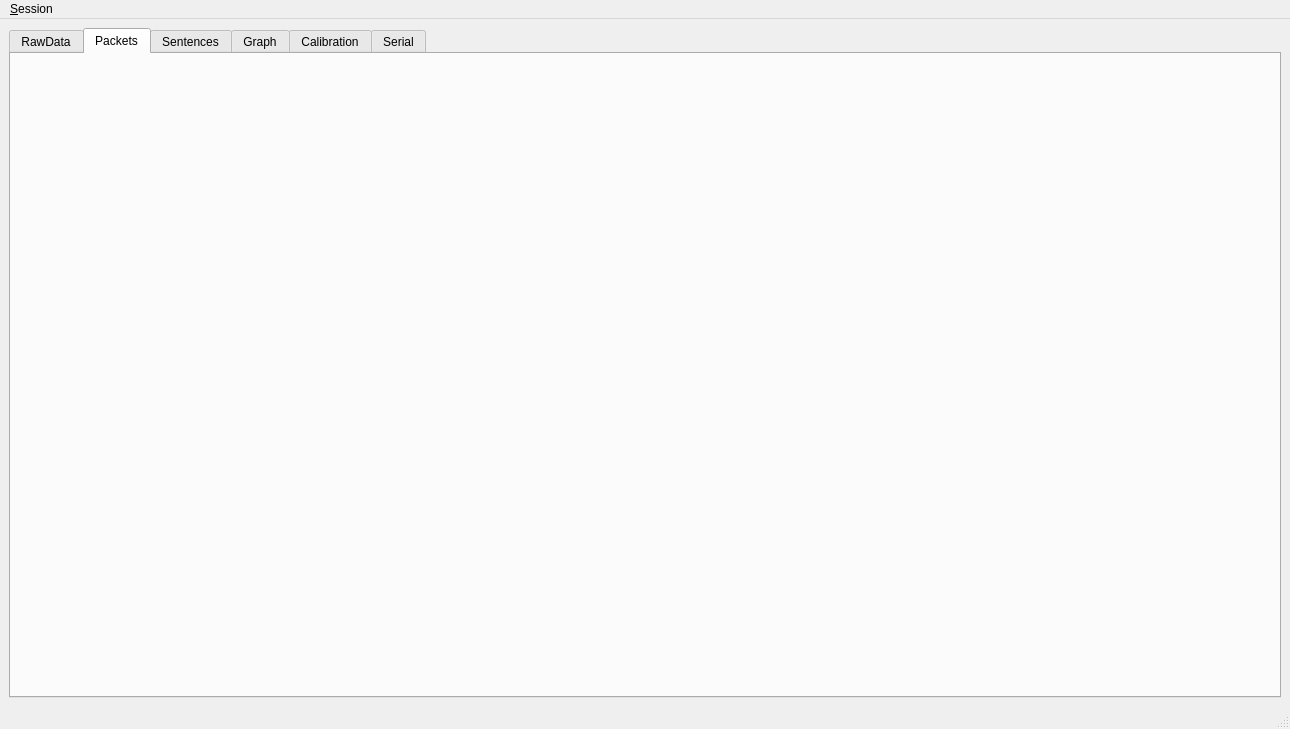
Old version of the form mainInterface.ui in the repository FARswrepo/testbench.
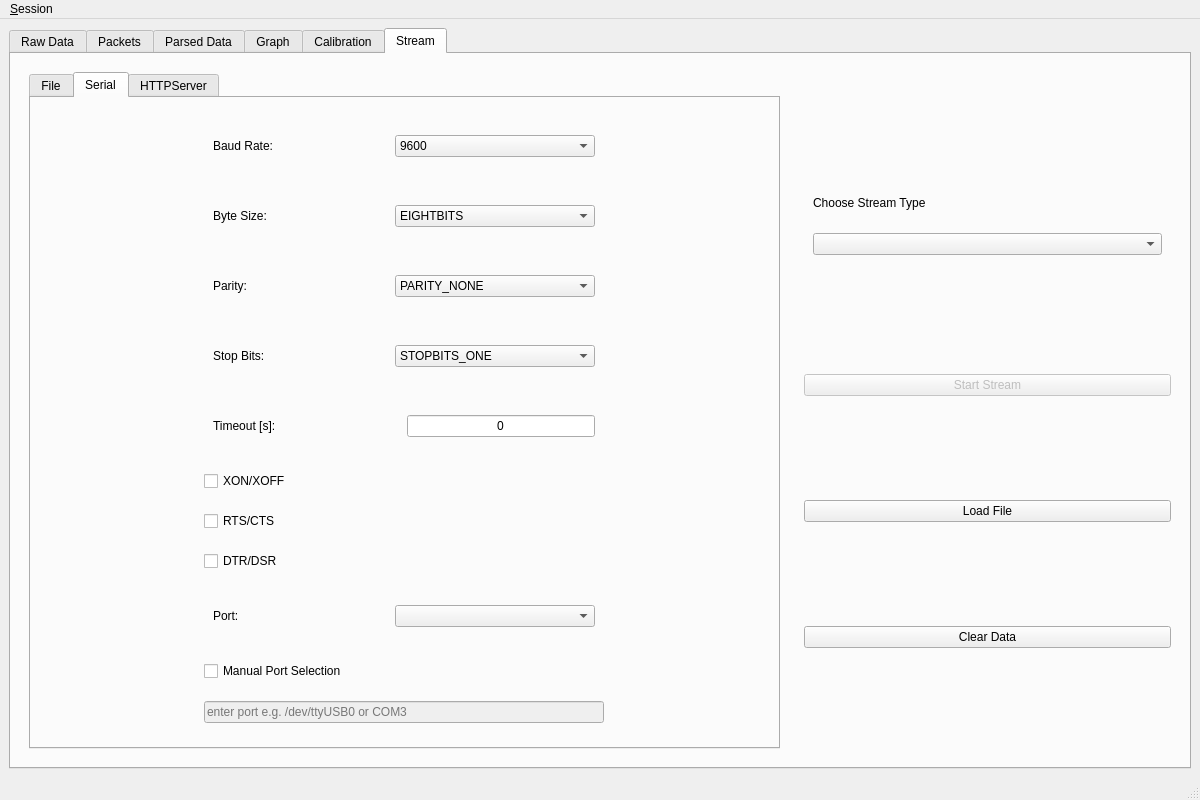
New version of the form. The open tabs and pages were chosen to show the change.

```diff
--- a/mainInterface.ui
+++ b/mainInterface.ui
@@ -6,29 +6,38 @@
    <rect>
     <x>0</x>
     <y>0</y>
-    <width>1290</width>
-    <height>729</height>
+    <width>1200</width>
+    <height>800</height>
    </rect>
   </property>
   <property name="sizePolicy">
    <sizepolicy hsizetype="Expanding" vsizetype="Expanding">
-    <horstretch>1</horstretch>
-    <verstretch>1</verstretch>
+    <horstretch>0</horstretch>
+    <verstretch>0</verstretch>
    </sizepolicy>
   </property>
   <property name="minimumSize">
    <size>
-    <width>1290</width>
-    <height>650</height>
+    <width>1200</width>
+    <height>800</height>
+   </size>
+  </property>
+  <property name="maximumSize">
+   <size>
+    <width>16777215</width>
+    <height>16777215</height>
    </size>
   </property>
   <property name="windowTitle">
    <string>Testbench 0.1</string>
   </property>
   <widget class="QWidget" name="centralwidget">
-   <layout class="QHBoxLayout" name="horizontalLayout_2">
+   <layout class="QHBoxLayout" name="horizontalLayout_6">
     <item>
      <widget class="QTabWidget" name="TabView">
+      <property name="enabled">
+       <bool>true</bool>
+      </property>
       <property name="sizePolicy">
        <sizepolicy hsizetype="Expanding" vsizetype="Expanding">
         <horstretch>1</horstretch>
@@ -55,8 +64,233 @@
       </property>
       <widget class="QWidget" name="RawDataTab">
        <attribute name="title">
-        <string>RawData</string>
+        <string>Raw Data</string>
        </attribute>
+       <layout class="QHBoxLayout" name="horizontalLayout_2">
+        <item>
+         <widget class="QWidget" name="widget" native="true">
+          <property name="sizePolicy">
+           <sizepolicy hsizetype="Expanding" vsizetype="Expanding">
+            <horstretch>4</horstretch>
+            <verstretch>0</verstretch>
+           </sizepolicy>
+          </property>
+          <layout class="QVBoxLayout" name="verticalLayout_6">
+           <item>
+            <widget class="QTableWidget" name="rawDataTable">
+             <property name="sizePolicy">
+              <sizepolicy hsizetype="Expanding" vsizetype="Expanding">
+               <horstretch>0</horstretch>
+               <verstretch>80</verstretch>
+              </sizepolicy>
+             </property>
+             <property name="editTriggers">
+              <set>QAbstractItemView::NoEditTriggers</set>
+             </property>
+             <property name="selectionMode">
+              <enum>QAbstractItemView::SingleSelection</enum>
+             </property>
+             <property name="textElideMode">
+              <enum>Qt::ElideMiddle</enum>
+             </property>
+             <attribute name="horizontalHeaderDefaultSectionSize">
+              <number>80</number>
+             </attribute>
+            </widget>
+           </item>
+           <item>
+            <widget class="QWidget" name="widget_8" native="true">
+             <property name="sizePolicy">
+              <sizepolicy hsizetype="Preferred" vsizetype="Preferred">
+               <horstretch>0</horstretch>
+               <verstretch>10</verstretch>
+              </sizepolicy>
+             </property>
+             <layout class="QHBoxLayout" name="horizontalLayout_5">
+              <property name="topMargin">
+               <number>0</number>
+              </property>
+              <property name="bottomMargin">
+               <number>0</number>
+              </property>
+              <item>
+               <widget class="QWidget" name="widget_6" native="true">
+                <property name="sizePolicy">
+                 <sizepolicy hsizetype="Preferred" vsizetype="Preferred">
+                  <horstretch>0</horstretch>
+                  <verstretch>10</verstretch>
+                 </sizepolicy>
+                </property>
+                <widget class="QPlainTextEdit" name="RawData_BYTES_NUM_Text">
+                 <property name="geometry">
+                  <rect>
+                   <x>120</x>
+                   <y>20</y>
+                   <width>104</width>
+                   <height>31</height>
+                  </rect>
+                 </property>
+                 <property name="readOnly">
+                  <bool>true</bool>
+                 </property>
+                </widget>
+                <widget class="QLabel" name="label_6">
+                 <property name="geometry">
+                  <rect>
+                   <x>10</x>
+                   <y>30</y>
+                   <width>111</width>
+                   <height>16</height>
+                  </rect>
+                 </property>
+                 <property name="text">
+                  <string>Number of Bytes:</string>
+                 </property>
+                </widget>
+               </widget>
+              </item>
+              <item>
+               <widget class="QWidget" name="widget_7" native="true">
+                <property name="sizePolicy">
+                 <sizepolicy hsizetype="Preferred" vsizetype="Preferred">
+                  <horstretch>0</horstretch>
+                  <verstretch>10</verstretch>
+                 </sizepolicy>
+                </property>
+                <widget class="QLabel" name="label_7">
+                 <property name="geometry">
+                  <rect>
+                   <x>10</x>
+                   <y>30</y>
+                   <width>131</width>
+                   <height>16</height>
+                  </rect>
+                 </property>
+                 <property name="text">
+                  <string>GoTo Byte Number:</string>
+                 </property>
+                </widget>
+                <widget class="QLineEdit" name="RawData_GOTO_Text">
+                 <property name="geometry">
+                  <rect>
+                   <x>140</x>
+                   <y>20</y>
+                   <width>113</width>
+                   <height>31</height>
+                  </rect>
+                 </property>
+                </widget>
+               </widget>
+              </item>
+             </layout>
+            </widget>
+           </item>
+          </layout>
+         </widget>
+        </item>
+        <item>
+         <widget class="QWidget" name="widget_2" native="true">
+          <property name="sizePolicy">
+           <sizepolicy hsizetype="Preferred" vsizetype="Preferred">
+            <horstretch>1</horstretch>
+            <verstretch>0</verstretch>
+           </sizepolicy>
+          </property>
+          <layout class="QVBoxLayout" name="verticalLayout_5">
+           <item>
+            <widget class="QWidget" name="widget_3" native="true">
+             <widget class="QPlainTextEdit" name="RawData_BIN_Text">
+              <property name="geometry">
+               <rect>
+                <x>80</x>
+                <y>30</y>
+                <width>104</width>
+                <height>31</height>
+               </rect>
+              </property>
+              <property name="readOnly">
+               <bool>true</bool>
+              </property>
+             </widget>
+             <widget class="QLabel" name="label_3">
+              <property name="geometry">
+               <rect>
+                <x>10</x>
+                <y>30</y>
+                <width>60</width>
+                <height>16</height>
+               </rect>
+              </property>
+              <property name="text">
+               <string>BIN:</string>
+              </property>
+             </widget>
+            </widget>
+           </item>
+           <item>
+            <widget class="QWidget" name="widget_4" native="true">
+             <widget class="QPlainTextEdit" name="RawData_DEC_Text">
+              <property name="geometry">
+               <rect>
+                <x>80</x>
+                <y>30</y>
+                <width>104</width>
+                <height>31</height>
+               </rect>
+              </property>
+              <property name="readOnly">
+               <bool>true</bool>
+              </property>
+             </widget>
+             <widget class="QLabel" name="label_4">
+              <property name="geometry">
+               <rect>
+                <x>10</x>
+                <y>30</y>
+                <width>60</width>
+                <height>16</height>
+               </rect>
+              </property>
+              <property name="text">
+               <string>DEC:</string>
+              </property>
+             </widget>
+            </widget>
+           </item>
+           <item>
+            <widget class="QWidget" name="widget_5" native="true">
+             <widget class="QPlainTextEdit" name="RawData_ASCII_Text">
+              <property name="geometry">
+               <rect>
+                <x>80</x>
+                <y>30</y>
+                <width>104</width>
+                <height>31</height>
+               </rect>
+              </property>
+              <property name="readOnly">
+               <bool>true</bool>
+              </property>
+             </widget>
+             <widget class="QLabel" name="label_5">
+              <property name="geometry">
+               <rect>
+                <x>10</x>
+                <y>30</y>
+                <width>60</width>
+                <height>16</height>
+               </rect>
+              </property>
+              <property name="text">
+               <string>ASCII:</string>
+              </property>
+             </widget>
+            </widget>
+           </item>
+          </layout>
+         </widget>
+        </item>
+       </layout>
       </widget>
       <widget class="QWidget" name="PacketsTab">
        <property name="toolTipDuration">
@@ -68,7 +302,7 @@
       </widget>
       <widget class="QWidget" name="SentencesTab">
        <attribute name="title">
-        <string>Sentences</string>
+        <string>Parsed Data</string>
        </attribute>
       </widget>
       <widget class="QWidget" name="GraphTab">
@@ -288,10 +522,669 @@
         <string>Calibration</string>
        </attribute>
       </widget>
-      <widget class="QWidget" name="SerialTab">
+      <widget class="QWidget" name="StreamTab">
+       <property name="enabled">
+        <bool>true</bool>
+       </property>
        <attribute name="title">
-        <string>Serial</string>
+        <string>Stream</string>
        </attribute>
+       <layout class="QHBoxLayout" name="horizontalLayout_7">
+        <item>
+         <widget class="QWidget" name="widget_9" native="true">
+          <property name="sizePolicy">
+           <sizepolicy hsizetype="Expanding" vsizetype="Expanding">
+            <horstretch>2</horstretch>
+            <verstretch>0</verstretch>
+           </sizepolicy>
+          </property>
+          <layout class="QHBoxLayout" name="horizontalLayout_8">
+           <item>
+            <widget class="QTabWidget" name="StreamTabWidget">
+             <property name="currentIndex">
+              <number>0</number>
+             </property>
+             <widget class="QWidget" name="FileTab">
+              <attribute name="title">
+               <string>File</string>
+              </attribute>
+              <widget class="QWidget" name="widget_19" native="true">
+               <property name="geometry">
+                <rect>
+                 <x>150</x>
+                 <y>160</y>
+                 <width>471</width>
+                 <height>361</height>
+                </rect>
+               </property>
+               <widget class="QLineEdit" name="lineEdit_file_path">
+                <property name="geometry">
+                 <rect>
+                  <x>110</x>
+                  <y>40</y>
+                  <width>321</width>
+                  <height>21</height>
+                 </rect>
+                </property>
+                <property name="placeholderText">
+                 <string>enter file path here</string>
+                </property>
+               </widget>
+               <widget class="QLabel" name="label_19">
+                <property name="geometry">
+                 <rect>
+                  <x>30</x>
+                  <y>40</y>
+                  <width>60</width>
+                  <height>16</height>
+                 </rect>
+                </property>
+                <property name="text">
+                 <string>File Path:</string>
+                </property>
+               </widget>
+               <widget class="QPushButton" name="pushButton_browse_files">
+                <property name="geometry">
+                 <rect>
+                  <x>20</x>
+                  <y>70</y>
+                  <width>113</width>
+                  <height>32</height>
+                 </rect>
+                </property>
+                <property name="text">
+                 <string>Browse Files</string>
+                </property>
+               </widget>
+              </widget>
+             </widget>
+             <widget class="QWidget" name="SerialTab">
+              <property name="layoutDirection">
+               <enum>Qt::LeftToRight</enum>
+              </property>
+              <attribute name="title">
+               <string>Serial</string>
+              </attribute>
+              <layout class="QHBoxLayout" name="horizontalLayout_9" stretch="0">
+               <property name="leftMargin">
+                <number>0</number>
+               </property>
+               <property name="topMargin">
+                <number>0</number>
+               </property>
+               <property name="rightMargin">
+                <number>0</number>
+               </property>
+               <property name="bottomMargin">
+                <number>0</number>
+               </property>
+               <item alignment="Qt::AlignHCenter">
+                <widget class="QWidget" name="widget_12" native="true">
+                 <property name="sizePolicy">
+                  <sizepolicy hsizetype="Expanding" vsizetype="Expanding">
+                   <horstretch>0</horstretch>
+                   <verstretch>0</verstretch>
+                  </sizepolicy>
+                 </property>
+                 <property name="minimumSize">
+                  <size>
+                   <width>400</width>
+                   <height>0</height>
+                  </size>
+                 </property>
+                 <property name="maximumSize">
+                  <size>
+                   <width>16777215</width>
+                   <height>16777215</height>
+                  </size>
+                 </property>
+                 <layout class="QVBoxLayout" name="verticalLayout_8">
+                  <item>
+                   <widget class="QWidget" name="widget_13" native="true">
+                    <property name="minimumSize">
+                     <size>
+                      <width>400</width>
+                      <height>0</height>
+                     </size>
+                    </property>
+                    <property name="maximumSize">
+                     <size>
+                      <width>600</width>
+                      <height>50</height>
+                     </size>
+                    </property>
+                    <layout class="QHBoxLayout" name="horizontalLayout_10">
+                     <item>
+                      <widget class="QLabel" name="label_9">
+                       <property name="minimumSize">
+                        <size>
+                         <width>50</width>
+                         <height>0</height>
+                        </size>
+                       </property>
+                       <property name="text">
+                        <string>Baud Rate:</string>
+                       </property>
+                      </widget>
+                     </item>
+                     <item>
+                      <widget class="QComboBox" name="comboBox_serial_baud_rate">
+                       <property name="minimumSize">
+                        <size>
+                         <width>200</width>
+                         <height>0</height>
+                        </size>
+                       </property>
+                       <property name="currentText">
+                        <string>9600</string>
+                       </property>
+                       <property name="currentIndex">
+                        <number>12</number>
+                       </property>
+                       <item>
+                        <property name="text">
+                         <string>50</string>
+                        </property>
+                       </item>
+                       <item>
+                        <property name="text">
+                         <string>75</string>
+                        </property>
+                       </item>
+                       <item>
+                        <property name="text">
+                         <string>110</string>
+                        </property>
+                       </item>
+                       <item>
+                        <property name="text">
+                         <string>134</string>
+                        </property>
+                       </item>
+                       <item>
+                        <property name="text">
+                         <string>150</string>
+                        </property>
+                       </item>
+                       <item>
+                        <property name="text">
+                         <string>200</string>
+                        </property>
+                       </item>
+                       <item>
+                        <property name="text">
+                         <string>300</string>
+                        </property>
+                       </item>
+                       <item>
+                        <property name="text">
+                         <string>600</string>
+                        </property>
+                       </item>
+                       <item>
+                        <property name="text">
+                         <string>1200</string>
+                        </property>
+                       </item>
+                       <item>
+                        <property name="text">
+                         <string>1800</string>
+                        </property>
+                       </item>
+                       <item>
+                        <property name="text">
+                         <string>2400</string>
+                        </property>
+                       </item>
+                       <item>
+                        <property name="text">
+                         <string>4800</string>
+                        </property>
+                       </item>
+                       <item>
+                        <property name="text">
+                         <string>9600</string>
+                        </property>
+                       </item>
+                       <item>
+                        <property name="text">
+                         <string>18200</string>
+                        </property>
+                       </item>
+                       <item>
+                        <property name="text">
+                         <string>38400</string>
+                        </property>
+                       </item>
+                       <item>
+                        <property name="text">
+                         <string>57600</string>
+                        </property>
+                       </item>
+                       <item>
+                        <property name="text">
+                         <string>115200</string>
+                        </property>
+                       </item>
+                      </widget>
+                     </item>
+                    </layout>
+                   </widget>
+                  </item>
+                  <item>
+                   <widget class="QWidget" name="widget_14" native="true">
+                    <property name="minimumSize">
+                     <size>
+                      <width>400</width>
+                      <height>0</height>
+                     </size>
+                    </property>
+                    <property name="maximumSize">
+                     <size>
+                      <width>600</width>
+                      <height>50</height>
+                     </size>
+                    </property>
+                    <layout class="QHBoxLayout" name="horizontalLayout_11">
+                     <item>
+                      <widget class="QLabel" name="label_14">
+                       <property name="minimumSize">
+                        <size>
+                         <width>50</width>
+                         <height>0</height>
+                        </size>
+                       </property>
+                       <property name="text">
+                        <string>Byte Size:</string>
+                       </property>
+                      </widget>
+                     </item>
+                     <item>
+                      <widget class="QComboBox" name="comboBox_serial_byte_size">
+                       <property name="minimumSize">
+                        <size>
+                         <width>200</width>
+                         <height>0</height>
+                        </size>
+                       </property>
+                       <property name="currentIndex">
+                        <number>3</number>
+                       </property>
+                       <item>
+                        <property name="text">
+                         <string>FIVEBITS</string>
+                        </property>
+                       </item>
+                       <item>
+                        <property name="text">
+                         <string>SIXBITS</string>
+                        </property>
+                       </item>
+                       <item>
+                        <property name="text">
+                         <string>SEVENBITS</string>
+                        </property>
+                       </item>
+                       <item>
+                        <property name="text">
+                         <string>EIGHTBITS</string>
+                        </property>
+                       </item>
+                      </widget>
+                     </item>
+                    </layout>
+                   </widget>
+                  </item>
+                  <item>
+                   <widget class="QWidget" name="widget_15" native="true">
+                    <property name="minimumSize">
+                     <size>
+                      <width>400</width>
+                      <height>0</height>
+                     </size>
+                    </property>
+                    <property name="maximumSize">
+                     <size>
+                      <width>600</width>
+                      <height>50</height>
+                     </size>
+                    </property>
+                    <layout class="QHBoxLayout" name="horizontalLayout_12">
+                     <item>
+                      <widget class="QLabel" name="label_15">
+                       <property name="minimumSize">
+                        <size>
+                         <width>50</width>
+                         <height>0</height>
+                        </size>
+                       </property>
+                       <property name="text">
+                        <string>Parity:</string>
+                       </property>
+                      </widget>
+                     </item>
+                     <item>
+                      <widget class="QComboBox" name="comboBox_serial_parity">
+                       <property name="minimumSize">
+                        <size>
+                         <width>200</width>
+                         <height>0</height>
+                        </size>
+                       </property>
+                       <item>
+                        <property name="text">
+                         <string>PARITY_NONE</string>
+                        </property>
+                       </item>
+                       <item>
+                        <property name="text">
+                         <string>PARITY_EVEN</string>
+                        </property>
+                       </item>
+                       <item>
+                        <property name="text">
+                         <string>PARITY_ODD</string>
+                        </property>
+                       </item>
+                       <item>
+                        <property name="text">
+                         <string>PARITY_MARK</string>
+                        </property>
+                       </item>
+                       <item>
+                        <property name="text">
+                         <string>PARITY_SPACE</string>
+                        </property>
+                       </item>
+                      </widget>
+                     </item>
+                    </layout>
+                   </widget>
+                  </item>
+                  <item>
+                   <widget class="QWidget" name="widget_16" native="true">
+                    <property name="minimumSize">
+                     <size>
+                      <width>400</width>
+                      <height>0</height>
+                     </size>
+                    </property>
+                    <property name="maximumSize">
+                     <size>
+                      <width>600</width>
+                      <height>50</height>
+                     </size>
+                    </property>
+                    <layout class="QHBoxLayout" name="horizontalLayout_13">
+                     <item>
+                      <widget class="QLabel" name="label_16">
+                       <property name="minimumSize">
+                        <size>
+                         <width>50</width>
+                         <height>0</height>
+                        </size>
+                       </property>
+                       <property name="text">
+                        <string>Stop Bits:</string>
+                       </property>
+                      </widget>
+                     </item>
+                     <item>
+                      <widget class="QComboBox" name="comboBox_serial_stop_bits">
+                       <property name="minimumSize">
+                        <size>
+                         <width>200</width>
+                         <height>0</height>
+                        </size>
+                       </property>
+                       <item>
+                        <property name="text">
+                         <string>STOPBITS_ONE</string>
+                        </property>
+                       </item>
+                       <item>
+                        <property name="text">
+                         <string>STOPBITS_ONE_POINT_FIVE</string>
+                        </property>
+                       </item>
+                       <item>
+                        <property name="text">
+                         <string>STOPBITS_TWO</string>
+                        </property>
+                       </item>
+                      </widget>
+                     </item>
+                    </layout>
+                   </widget>
+                  </item>
+                  <item>
+                   <widget class="QWidget" name="widget_17" native="true">
+                    <property name="minimumSize">
+                     <size>
+                      <width>400</width>
+                      <height>0</height>
+                     </size>
+                    </property>
+                    <property name="maximumSize">
+                     <size>
+                      <width>600</width>
+                      <height>50</height>
+                     </size>
+                    </property>
+                    <layout class="QHBoxLayout" name="horizontalLayout_14">
+                     <item>
+                      <widget class="QLabel" name="label_17">
+                       <property name="minimumSize">
+                        <size>
+                         <width>50</width>
+                         <height>0</height>
+                        </size>
+                       </property>
+                       <property name="text">
+                        <string>Timeout [s]:</string>
+                       </property>
+                      </widget>
+                     </item>
+                     <item>
+                      <widget class="QLineEdit" name="lineEdit_serial_timeout">
+                       <property name="sizePolicy">
+                        <sizepolicy hsizetype="Preferred" vsizetype="Fixed">
+                         <horstretch>0</horstretch>
+                         <verstretch>0</verstretch>
+                        </sizepolicy>
+                       </property>
+                       <property name="text">
+                        <string>0</string>
+                       </property>
+                       <property name="alignment">
+                        <set>Qt::AlignCenter</set>
+                       </property>
+                      </widget>
+                     </item>
+                    </layout>
+                   </widget>
+                  </item>
+                  <item>
+                   <widget class="QCheckBox" name="checkBox_serial_xonxoff">
+                    <property name="text">
+                     <string>XON/XOFF</string>
+                    </property>
+                   </widget>
+                  </item>
+                  <item>
+                   <widget class="QCheckBox" name="checkBox_serial_rtsdts">
+                    <property name="text">
+                     <string>RTS/CTS</string>
+                    </property>
+                   </widget>
+                  </item>
+                  <item>
+                   <widget class="QCheckBox" name="checkBox_serial_dtrdsr">
+                    <property name="text">
+                     <string>DTR/DSR</string>
+                    </property>
+                   </widget>
+                  </item>
+                  <item>
+                   <widget class="QWidget" name="widget_18" native="true">
+                    <property name="minimumSize">
+                     <size>
+                      <width>400</width>
+                      <height>0</height>
+                     </size>
+                    </property>
+                    <property name="maximumSize">
+                     <size>
+                      <width>600</width>
+                      <height>50</height>
+                     </size>
+                    </property>
+                    <layout class="QHBoxLayout" name="horizontalLayout_15">
+                     <item>
+                      <widget class="QLabel" name="label_18">
+                       <property name="minimumSize">
+                        <size>
+                         <width>50</width>
+                         <height>0</height>
+                        </size>
+                       </property>
+                       <property name="text">
+                        <string>Port:</string>
+                       </property>
+                      </widget>
+                     </item>
+                     <item>
+                      <widget class="QComboBox" name="comboBox_serial_ports">
+                       <property name="minimumSize">
+                        <size>
+                         <width>200</width>
+                         <height>0</height>
+                        </size>
+                       </property>
+                      </widget>
+                     </item>
+                    </layout>
+                   </widget>
+                  </item>
+                  <item>
+                   <widget class="QCheckBox" name="checkBox_manual_port">
+                    <property name="text">
+                     <string>Manual Port Selection</string>
+                    </property>
+                   </widget>
+                  </item>
+                  <item>
+                   <widget class="QLineEdit" name="lineEdit_manual_port">
+                    <property name="enabled">
+                     <bool>false</bool>
+                    </property>
+                    <property name="placeholderText">
+                     <string>enter port e.g. /dev/ttyUSB0 or COM3</string>
+                    </property>
+                   </widget>
+                  </item>
+                 </layout>
+                </widget>
+               </item>
+              </layout>
+             </widget>
+             <widget class="QWidget" name="ServerTab">
+              <attribute name="title">
+               <string>HTTPServer</string>
+              </attribute>
+             </widget>
+            </widget>
+           </item>
+          </layout>
+         </widget>
+        </item>
+        <item>
+         <widget class="QWidget" name="widget_10" native="true">
+          <property name="sizePolicy">
+           <sizepolicy hsizetype="Expanding" vsizetype="Expanding">
+            <horstretch>1</horstretch>
+            <verstretch>0</verstretch>
+           </sizepolicy>
+          </property>
+          <layout class="QVBoxLayout" name="verticalLayout_7">
+           <item>
+            <widget class="QWidget" name="widget_11" native="true">
+             <property name="sizePolicy">
+              <sizepolicy hsizetype="Preferred" vsizetype="Preferred">
+               <horstretch>0</horstretch>
+               <verstretch>1</verstretch>
+              </sizepolicy>
+             </property>
+             <property name="maximumSize">
+              <size>
+               <width>16777215</width>
+               <height>100</height>
+              </size>
+             </property>
+             <layout class="QVBoxLayout" name="verticalLayout_4">
+              <item>
+               <widget class="QLabel" name="label_8">
+                <property name="maximumSize">
+                 <size>
+                  <width>16777215</width>
+                  <height>40</height>
+                 </size>
+                </property>
+                <property name="text">
+                 <string>Choose Stream Type</string>
+                </property>
+               </widget>
+              </item>
+              <item>
+               <widget class="QComboBox" name="StreamTypeSelection">
+                <property name="currentText">
+                 <string/>
+                </property>
+                <property name="currentIndex">
+                 <number>-1</number>
+                </property>
+               </widget>
+              </item>
+             </layout>
+            </widget>
+           </item>
+           <item>
+            <widget class="QPushButton" name="StartStopStreamButton">
+             <property name="enabled">
+              <bool>false</bool>
+             </property>
+             <property name="sizePolicy">
+              <sizepolicy hsizetype="Minimum" vsizetype="Maximum">
+               <horstretch>1</horstretch>
+               <verstretch>1</verstretch>
+              </sizepolicy>
+             </property>
+             <property name="text">
+              <string>Start Stream</string>
+             </property>
+             <property name="checkable">
+              <bool>true</bool>
+             </property>
+            </widget>
+           </item>
+           <item>
+            <widget class="QPushButton" name="pushButton_Load_File">
+             <property name="text">
+              <string>Load File</string>
+             </property>
+            </widget>
+           </item>
+           <item>
+            <widget class="QPushButton" name="pushButton_Clear_Data">
+             <property name="text">
+              <string>Clear Data</string>
+             </property>
+            </widget>
+           </item>
+          </layout>
+         </widget>
+        </item>
+       </layout>
       </widget>
      </widget>
     </item>
@@ -302,7 +1195,7 @@
     <rect>
      <x>0</x>
      <y>0</y>
-     <width>1290</width>
+     <width>1200</width>
      <height>22</height>
     </rect>
    </property>
```
Left out of the diff: 128 changed lines with no effect on the pictures.
